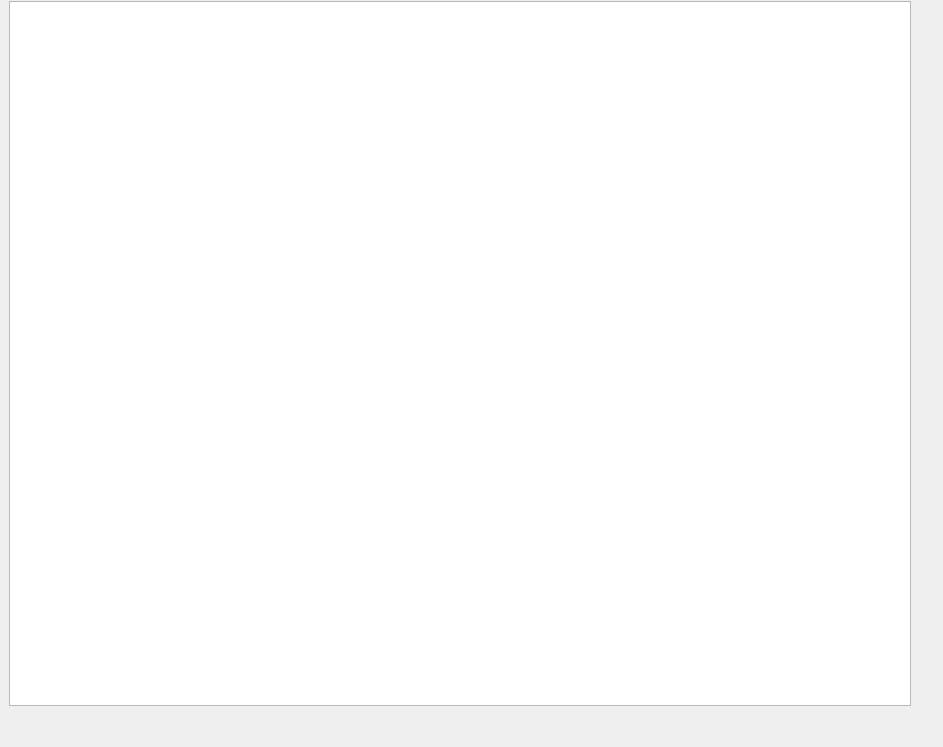
Qt form src/gui/src/PlaylistEditor/PlaylistEditor_UI.ui (hydrogen-music/hydrogen) before a commit.
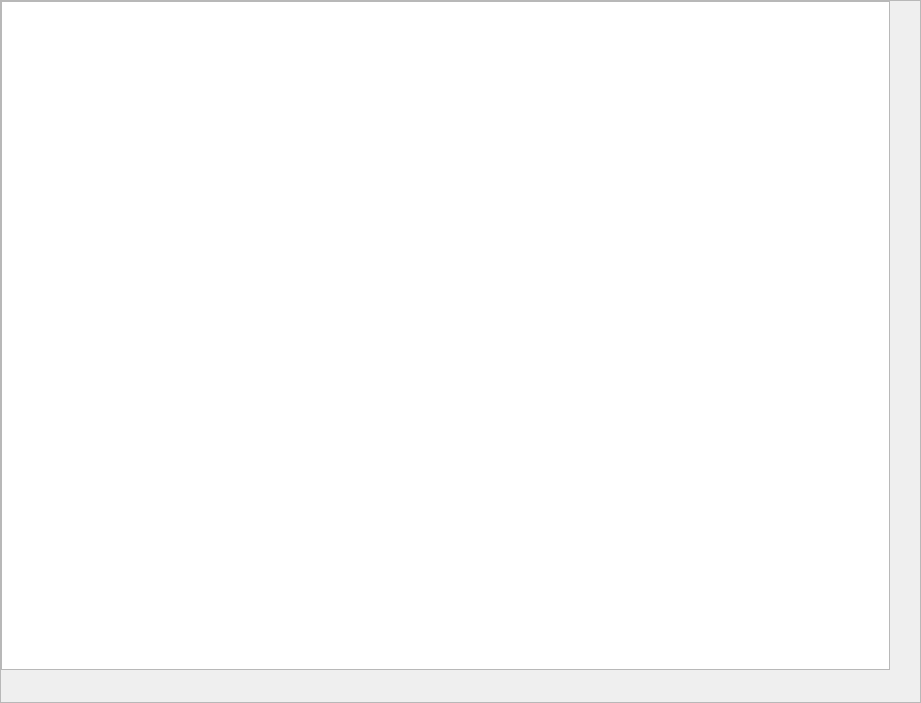
The same form after that commit. Custom widgets are drawn as their Qt base class.

Commit message:
PlaylistEditor: all scaling using scroll bars
when using a large scaling factor and the widget will not fit the screen anymore, we now show scrollbars to make all the window accessible instead of letting it overflow the display.

TBH Qt Designer is a drag. I ended up editting the _UI.ui file by hand...

```diff
--- a/src/gui/src/PlaylistEditor/PlaylistEditor_UI.ui
+++ b/src/gui/src/PlaylistEditor/PlaylistEditor_UI.ui
@@ -6,8 +6,8 @@
    <rect>
     <x>0</x>
     <y>0</y>
-    <width>943</width>
-    <height>747</height>
+    <width>921</width>
+    <height>703</height>
    </rect>
   </property>
   <property name="windowTitle">
@@ -30,26 +30,45 @@
     <number>0</number>
    </property>
    <item>
+    <widget class="QScrollArea" name="scrollArea">
+     <property name="widgetResizable">
+      <bool>true</bool>
+     </property>
+     <widget class="QWidget" name="scrollAreaContent">
+      <property name="geometry">
+       <rect>
+        <x>0</x>
+        <y>0</y>
+        <width>919</width>
+        <height>701</height>
+       </rect>
+      </property>
+      <property name="minimumSize">
+       <size>
+        <width>403</width>
+        <height>353</height>
+       </size>
+      </property>
+      <layout class="QVBoxLayout" name="scrollAreaLayout">
+       <property name="spacing">
+        <number>0</number>
+       </property>
+       <property name="leftMargin">
+        <number>0</number>
+       </property>
+       <property name="topMargin">
+        <number>0</number>
+       </property>
+       <property name="rightMargin">
+        <number>0</number>
+       </property>
+       <property name="bottomMargin">
+        <number>0</number>
+       </property>
+       <item>
     <widget class="QWidget" name="menuBarWidget" native="true"/>
    </item>
    <item>
-    <layout class="QVBoxLayout" name="verticalLayout_2">
-     <property name="spacing">
-      <number>2</number>
-     </property>
-     <property name="leftMargin">
-      <number>9</number>
-     </property>
-     <property name="topMargin">
-      <number>1</number>
-     </property>
-     <property name="rightMargin">
-      <number>0</number>
-     </property>
-     <property name="bottomMargin">
-      <number>7</number>
-     </property>
-     <item>
       <layout class="QHBoxLayout" name="horizontalLayout">
        <item>
         <widget class="PlaylistTableWidget" name="m_pPlaylistTable">
@@ -111,6 +130,8 @@
       </widget>
      </item>
     </layout>
+     </widget>
+    </widget>
    </item>
   </layout>
  </widget>
```
Lines whose indentation alone changed are shown as unchanged.
